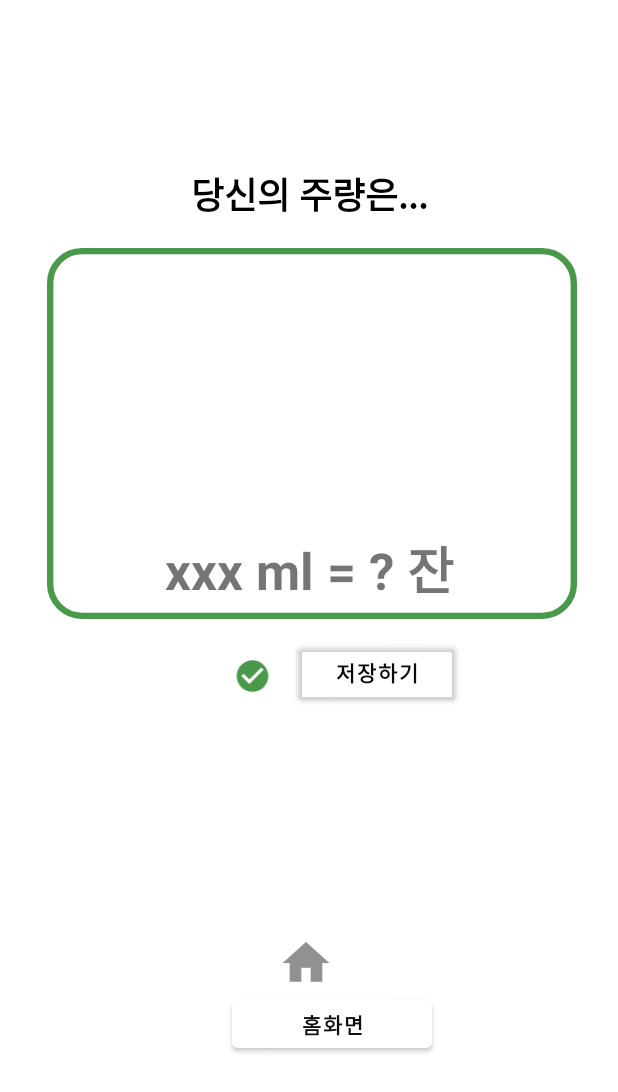
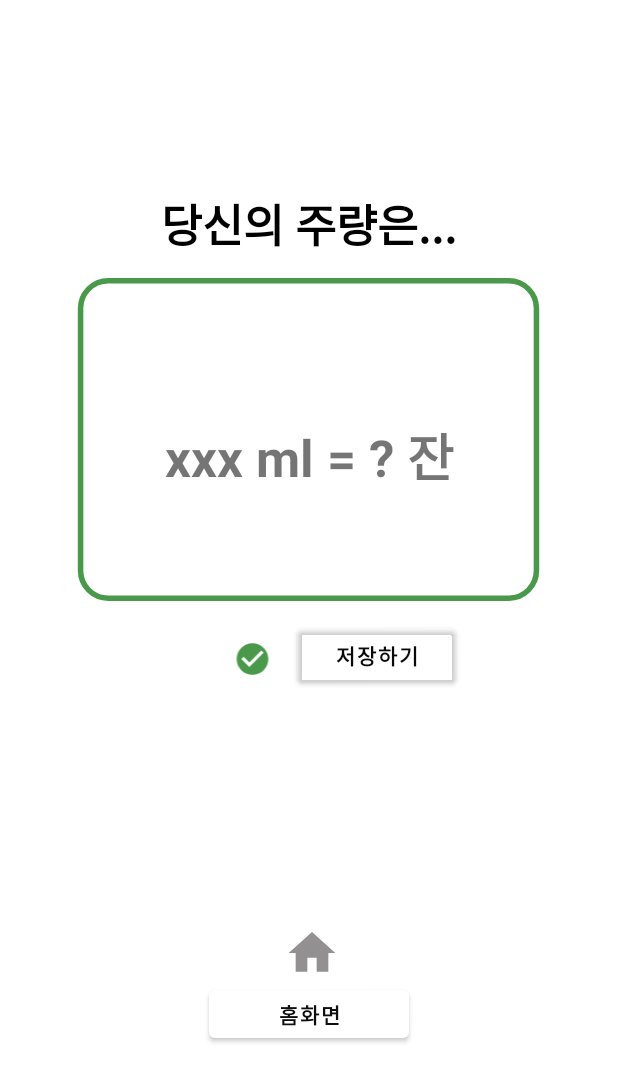
Before and after one commit to seohyun-kim/Drinking-Controller_by-Kotlin, an Android app: the layout activity_messure_record.xml on its own in the app's theme, with its tools: preview values and no code run, on a phone screen of 412 x 824 dp. Shown: the top 1092 px of the screen. Run offline under Robolectric (Android 15) with nearby library versions, the phone set to English and light mode, and no system bars.

Commit message:
modified ui

```diff
--- a/app/src/main/res/layout/activity_messure_record.xml
+++ b/app/src/main/res/layout/activity_messure_record.xml
@@ -39,10 +39,9 @@
         app:backgroundTint="@color/white"
         app:layout_constraintBottom_toBottomOf="parent"
         app:layout_constraintEnd_toEndOf="parent"
-        app:layout_constraintHorizontal_bias="0.556"
         app:layout_constraintStart_toStartOf="parent"
         app:layout_constraintTop_toBottomOf="@+id/savebtn"
-        app:layout_constraintVertical_bias="0.486" />
+        app:layout_constraintVertical_bias="0.484" />
 
     <ImageView
         android:id="@+id/homebackimg"
@@ -54,7 +53,7 @@
         android:contentDescription="@string/homeimg"
         app:layout_constraintBottom_toTopOf="@+id/homebackbtn"
         app:layout_constraintEnd_toEndOf="parent"
-        app:layout_constraintHorizontal_bias="0.0"
+        app:layout_constraintHorizontal_bias="1.0"
         app:layout_constraintStart_toStartOf="parent"
         app:layout_constraintTop_toBottomOf="@+id/rectangleimg"
         app:layout_constraintVertical_bias="1.0"
@@ -78,22 +77,22 @@
 
     <ImageView
         android:id="@+id/rectangleimg"
-        android:layout_width="372dp"
-        android:layout_height="247dp"
+        android:layout_width="327dp"
+        android:layout_height="215dp"
         android:contentDescription="@string/recimg"
         app:layout_constraintBottom_toBottomOf="parent"
         app:layout_constraintEnd_toEndOf="parent"
-        app:layout_constraintHorizontal_bias="0.555"
+        app:layout_constraintHorizontal_bias="0.495"
         app:layout_constraintStart_toStartOf="parent"
         app:layout_constraintTop_toTopOf="parent"
-        app:layout_constraintVertical_bias="0.287"
+        app:layout_constraintVertical_bias="0.305"
         app:srcCompat="@drawable/ic_baseline_crop_5_4_24" />
 
     <TextView
         android:id="@+id/drinkcapacitytext"
-        android:layout_width="246dp"
-        android:layout_height="49dp"
-        android:layout_marginBottom="10dp"
+        android:layout_width="283dp"
+        android:layout_height="74dp"
+        android:layout_marginBottom="60dp"
         android:gravity="center_horizontal|center_vertical"
         android:text="@string/Drinkcapacity"
         android:textSize="34sp"
@@ -108,7 +107,7 @@
         android:gravity="center_horizontal|center_vertical"
         android:text="당신의 주량은..."
         android:textColor="#000000"
-        android:textSize="24sp"
+        android:textSize="30sp"
         android:textStyle="bold"
         app:layout_constraintBottom_toTopOf="@+id/rectangleimg"
         app:layout_constraintEnd_toEndOf="parent"
```
